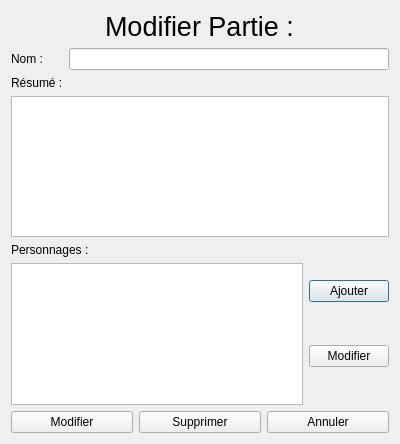
Above: fenetre/formModifierPartie.ui from helarion/Application-JDR before the change. Below: the same form after it.
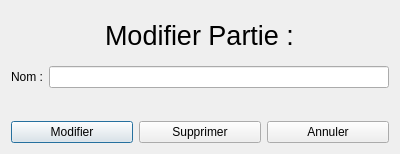
That is the form after the change. Icons and pictures are not drawn.

Diff of the .ui file:
```diff
--- a/fenetre/formModifierPartie.ui
+++ b/fenetre/formModifierPartie.ui
@@ -7,7 +7,7 @@
     <x>0</x>
     <y>0</y>
     <width>400</width>
-    <height>444</height>
+    <height>154</height>
    </rect>
   </property>
   <property name="windowTitle">
@@ -47,58 +47,6 @@
      </item>
      <item row="0" column="1">
       <widget class="QLineEdit" name="nomPartie"/>
-     </item>
-     <item row="2" column="0">
-      <widget class="QLabel" name="label_8">
-       <property name="text">
-        <string>Résumé :</string>
-       </property>
-      </widget>
-     </item>
-     <item row="3" column="0" colspan="2">
-      <widget class="QTextEdit" name="resumePartie"/>
-     </item>
-    </layout>
-   </item>
-   <item>
-    <layout class="QHBoxLayout" name="horizontalLayout_4">
-     <property name="rightMargin">
-      <number>0</number>
-     </property>
-     <item>
-      <layout class="QVBoxLayout" name="verticalLayout_3">
-       <property name="rightMargin">
-        <number>0</number>
-       </property>
-       <item>
-        <widget class="QLabel" name="label_6">
-         <property name="text">
-          <string>Personnages :</string>
-         </property>
-        </widget>
-       </item>
-       <item>
-        <widget class="QListWidget" name="listPersonnage"/>
-       </item>
-      </layout>
-     </item>
-     <item>
-      <layout class="QVBoxLayout" name="verticalLayout_4">
-       <item>
-        <widget class="QPushButton" name="ajouterPersonnageButton">
-         <property name="text">
-          <string>Ajouter</string>
-         </property>
-        </widget>
-       </item>
-       <item>
-        <widget class="QPushButton" name="modifierPersonnageButton">
-         <property name="text">
-          <string>Modifier</string>
-         </property>
-        </widget>
-       </item>
-      </layout>
      </item>
     </layout>
    </item>
```
